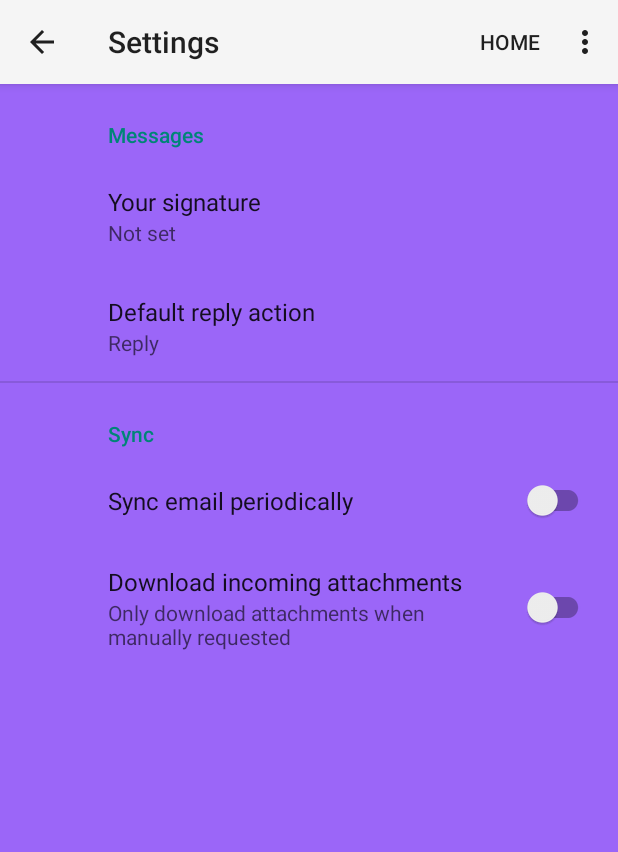
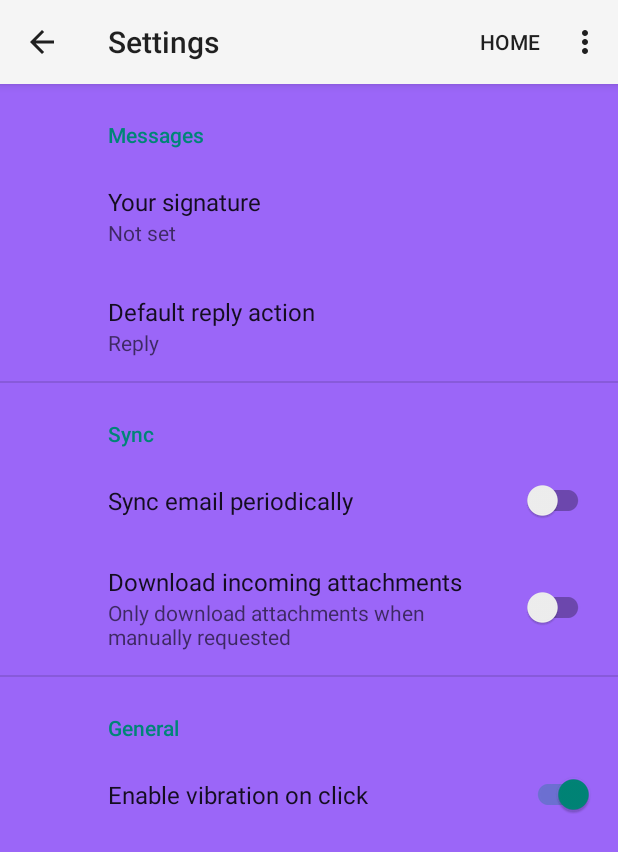
Before and after one commit to ssdjustinchau/weatherapp, an Android app: the screen it shows after launch (SettingsActivity), in the options menu, after a tap on "Settings", on a phone screen of 412 x 824 dp. Shown: the top 852 px of the screen. Run offline under Robolectric (Android 15) with nearby library versions, the phone set to English and light mode, and no system bars; our stand-ins replace androidx.preference; 2 statements that could not run were skipped.

Commit message:
add vibration settings

```diff
--- a/app/src/main/AndroidManifest.xml
+++ b/app/src/main/AndroidManifest.xml
@@ -3,6 +3,7 @@
     xmlns:tools="http://schemas.android.com/tools">
 
     <uses-permission android:name="android.permission.INTERNET" />
+    <uses-permission android:name="android.permission.VIBRATE" />
 
     <application
         android:allowBackup="true"
--- a/app/src/main/java/hk/edu/hkmu/weatherreport/MainActivity.java
+++ b/app/src/main/java/hk/edu/hkmu/weatherreport/MainActivity.java
@@ -2,10 +2,15 @@ package hk.edu.hkmu.weatherreport;
 
 import androidx.appcompat.app.AppCompatActivity;
 
+import android.content.Context;
+import android.content.SharedPreferences;
+import android.os.Build;
 import android.os.Bundle;
 import android.os.Handler;
 import android.os.Looper;
 
+import android.os.VibrationEffect;
+import android.os.Vibrator;
 import android.util.Log;
 import android.view.MenuItem;
 import android.widget.TextView;
@@ -17,6 +22,7 @@ import android.content.Intent;            // for Intent
 
 //app bar import
 import androidx.appcompat.widget.Toolbar;
+import androidx.preference.PreferenceManager;
 
 import java.text.DateFormat;
 import java.text.SimpleDateFormat;
@@ -65,16 +71,19 @@ public class MainActivity extends AppCompatActivity {
                 //return true;
             case R.id.action_home:
                 // Create an Intent to start MainActivity
+                handleVibrationPreference();
                 Intent homeIntent = new Intent(this, MainActivity.class);
                 startActivity(homeIntent);
                 return true;
             case R.id.action_about:
                 // Create an Intent to start AboutActivity
+                handleVibrationPreference();
                 Intent aboutIntent = new Intent(this, AboutActivity.class);
                 startActivity(aboutIntent);
                 return true;
             case R.id.action_settings:
                 // Create an Intent to start SettingsActivity
+                handleVibrationPreference();
                 Intent settingsIntent = new Intent(this, SettingsActivity.class);
                 startActivity(settingsIntent);
                 return true;
@@ -115,4 +124,19 @@ public class MainActivity extends AppCompatActivity {
             MainActivity.this.runOnUiThread(update);
         }
     }
+
+    private void handleVibrationPreference() {
+        SharedPreferences sharedPreferences = PreferenceManager.getDefaultSharedPreferences(this);
+        boolean shouldVibrate = sharedPreferences.getBoolean("pref_key_vibration", true);
+        if (shouldVibrate) {
+            // Vibrate the device. You'll need the VIBRATE permission for this.
+            Vibrator vibrator = (Vibrator) getSystemService(Context.VIBRATOR_SERVICE);
+            if (Build.VERSION.SDK_INT >= 26) {
+                vibrator.vibrate(VibrationEffect.createOneShot(200, VibrationEffect.DEFAULT_AMPLITUDE));
+                Log.d("Vibration", "Vibration started");
+            } else {
+                vibrator.vibrate(200);
+            }
+        }
+    }
 }
--- a/app/src/main/res/values/strings.xml
+++ b/app/src/main/res/values/strings.xml
@@ -10,6 +10,7 @@
     <!-- Preference Titles -->
     <string name="messages_header">Messages</string>
     <string name="sync_header">Sync</string>
+    <string name="general_settings_header">General</string>
 
     <!-- Messages Preferences -->
     <string name="signature_title">Your signature</string>
--- a/app/src/main/res/xml/root_preferences.xml
+++ b/app/src/main/res/xml/root_preferences.xml
@@ -32,4 +32,14 @@
 
     </PreferenceCategory>
 
+    <PreferenceCategory app:title="@string/general_settings_header">
+
+        <!--app:title="Enable vibration on button click"-->
+        <SwitchPreferenceCompat
+            app:key="pref_key_vibration"
+            app:title="Enable vibration on click"
+            app:defaultValue="true" />
+
+    </PreferenceCategory>
+
 </PreferenceScreen>
```
Also changed, not shown: app/src/main/java/hk/edu/hkmu/weatherreport/BaseActivity.java (+28 -0 lines).
